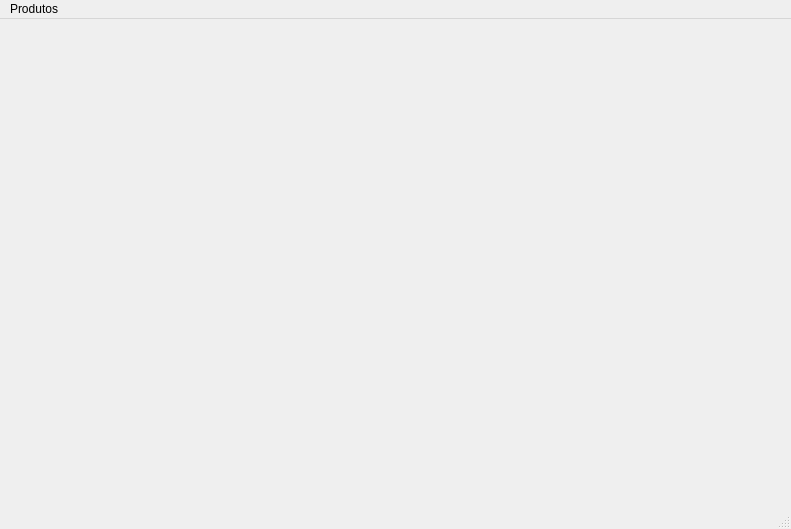
This is Desenvolvimento/Menu.ui in diegost0015/TCC as Qt 5 draws it before an edit. The edited form follows.
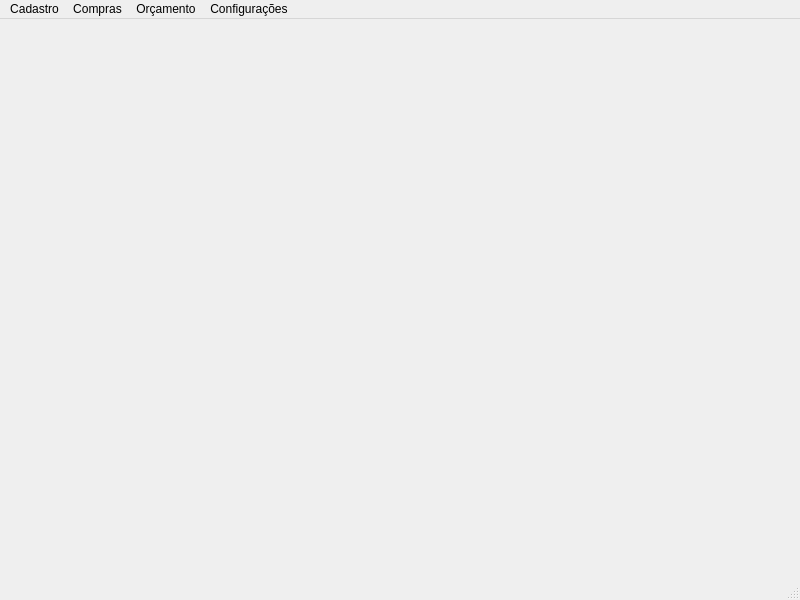
This is the edited form.

```diff
--- a/Desenvolvimento/Menu.ui
+++ b/Desenvolvimento/Menu.ui
@@ -6,16 +6,10 @@
    <rect>
     <x>0</x>
     <y>0</y>
-    <width>791</width>
-    <height>529</height>
+    <width>800</width>
+    <height>600</height>
    </rect>
   </property>
-  <property name="maximumSize">
-   <size>
-    <width>791</width>
-    <height>529</height>
-   </size>
-  </property>
   <property name="windowTitle">
    <string>MainWindow</string>
   </property>
@@ -25,19 +19,43 @@
     <rect>
      <x>0</x>
      <y>0</y>
-     <width>791</width>
+     <width>800</width>
      <height>21</height>
     </rect>
    </property>
-   <widget class="QMenu" name="menuProdutos">
+   <widget class="QMenu" name="menuCadastro">
     <property name="title">
-     <string>Produtos</string>
+     <string>Cadastro</string>
     </property>
-    <addaction name="actionCadastro"/>
+    <addaction name="actionUsu_rio"/>
+    <addaction name="actionProduto"/>
+   </widget>
+   <widget class="QMenu" name="menuCompras">
+    <property name="title">
+     <string>Compras</string>
+    </property>
+    <addaction name="actionCaixa"/>
     <addaction name="actionEstoque"/>
     <addaction name="actionAlterar_Apagar"/>
    </widget>
-   <addaction name="menuProdutos"/>
+   <widget class="QMenu" name="menuOr_amento">
+    <property name="title">
+     <string>Orçamento</string>
+    </property>
+    <addaction name="actionOr_amento_Cliente_Empresa"/>
+    <addaction name="actionOr_amento_Papelaria"/>
+   </widget>
+   <widget class="QMenu" name="menuConfigura_es">
+    <property name="title">
+     <string>Configurações</string>
+    </property>
+    <addaction name="actionReset_de_Senha"/>
+    <addaction name="actionLogout"/>
+   </widget>
+   <addaction name="menuCadastro"/>
+   <addaction name="menuCompras"/>
+   <addaction name="menuOr_amento"/>
+   <addaction name="menuConfigura_es"/>
   </widget>
   <widget class="QStatusBar" name="statusbar"/>
   <action name="actionCadastro">
```
Left out of the diff: 34 changed lines with no effect on the pictures.
